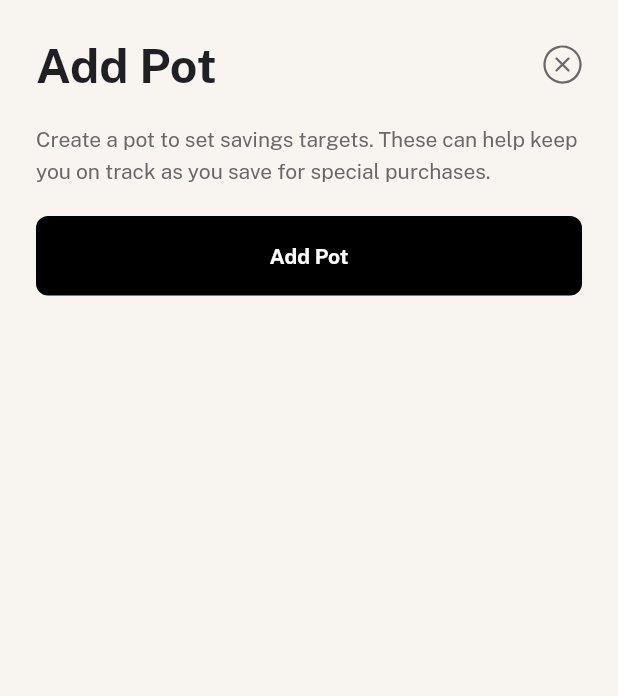
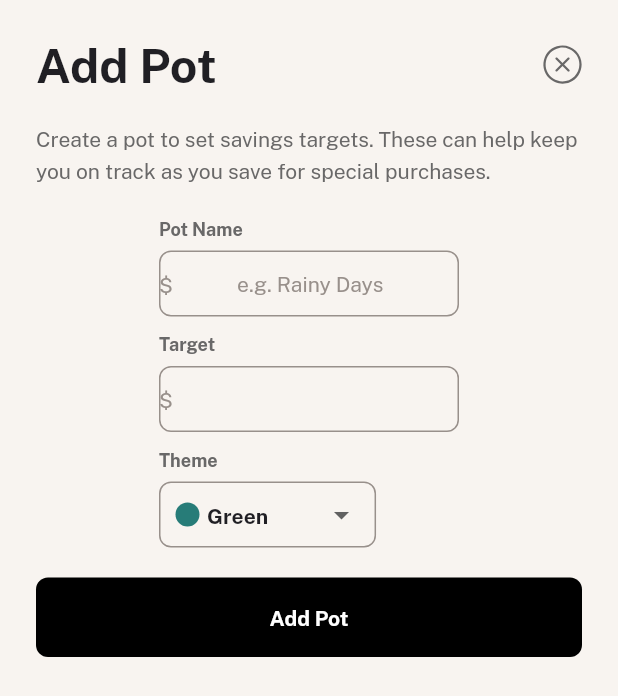
Before and after one commit to JER3MIAH/personal-finance-app, a Flutter app: the AddPotDialog widget shown alone on an empty page, opened directly, on a phone screen of 412 x 824 dp. Shown: the top 696 px of the screen. Run offline on Flutter 3.47's test engine with Material 3 defaults, Android fonts, the phone set to English and light mode, and no system bars; our stand-ins replace auto_size_text, equatable, fl_chart, flutter_bloc, flutter_hooks, flutter_svg and 2 more; accounts and stored records are empty.

Commit message:
feat: implement pot screen functionality

```diff
--- a/lib/src/features/budget/presentation/components/add_budget_dialog.dart
+++ b/lib/src/features/budget/presentation/components/add_budget_dialog.dart
@@ -98,7 +98,8 @@ class AddBudgetDialog extends HookWidget {
                 widget: AppTextField(
                   controller: maximumSpendController,
                   keyboardType: TextInputType.number,
-                  hintText: '\$',
+                  leadingIcon: '\$',
+                  hintText: '',
                 ),
               ),
               TitledWidget(
--- a/lib/src/features/pots/presentation/components/add_pot_dialog.dart
+++ b/lib/src/features/pots/presentation/components/add_pot_dialog.dart
@@ -1,8 +1,12 @@
 import 'package:flutter/material.dart';
+import 'package:flutter_bloc/flutter_bloc.dart';
+import 'package:flutter_hooks/flutter_hooks.dart';
 import 'package:personal_finance_app/src/features/pots/data/models/pot.dart';
+import 'package:personal_finance_app/src/features/pots/logic/blocs/pots_bloc/pots_bloc.dart';
+import 'package:personal_finance_app/src/features/pots/logic/blocs/pots_bloc/pots_event.dart';
 import 'package:personal_finance_app/src/shared/shared.dart';
 
-class AddPotDialog extends StatelessWidget {
+class AddPotDialog extends HookWidget {
   final Pot? pot;
   const AddPotDialog({
     super.key,
@@ -11,6 +15,40 @@ class AddPotDialog extends StatelessWidget {
 
   @override
   Widget build(BuildContext context) {
+    final potBloc = context.read<PotsBloc>();
+    final potNameController = useTextEditingController(text: pot?.name);
+    final targetController =
+        useTextEditingController(text: pot?.target.toString());
+    final potTheme =
+        useState<String>(pot?.theme ?? THEME_OPTIONS.keys.toList()[0]);
+
+    void addPot() {
+      potBloc.add(
+        AddNewPot(
+          pot: Pot(
+            name: potNameController.text.trim(),
+            theme: potTheme.value,
+            total: 0,
+            target: double.tryParse(targetController.text.trim()) ?? 0,
+          ),
+        ),
+      );
+    }
+
+    void editPot() {
+      potBloc.add(
+        EditPot(
+          potName: pot!.name,
+          editedPot: Pot(
+            name: potNameController.text.trim(),
+            theme: potTheme.value,
+            total: 0,
+            target: double.tryParse(targetController.text.trim()) ?? 0,
+          ),
+        ),
+      );
+    }
+
     void closeModal() {
       AppNavigator(context).popDialog();
     }
@@ -41,12 +79,49 @@ class AddPotDialog extends StatelessWidget {
             style: textPreset4.copyWith(color: appColors.grey500),
           ),
           //*
-
+          Column(
+            crossAxisAlignment: CrossAxisAlignment.start,
+            spacing: 10,
+            children: [
+              TitledWidget(
+                title: 'Pot Name',
+                widget: AppTextField(
+                  controller: potNameController,
+                  leadingIcon: '\$',
+                  hintText: 'e.g. Rainy Days',
+                ),
+              ),
+              TitledWidget(
+                title: 'Target',
+                widget: AppTextField(
+                  controller: targetController,
+                  keyboardType: TextInputType.number,
+                  leadingIcon: '\$',
+                  hintText: '',
+                ),
+              ),
+              TitledWidget(
+                title: 'Theme',
+                widget: ThemeDropdown(
+                  dropdownValue: potTheme,
+                  items: THEME_OPTIONS.keys.toList(),
+                  disbledItems: potBloc.state.pots.map((b) => b.theme).toList(),
+                ),
+              ),
+            ],
+          ),
           //*
           AppButton(
             title: pot == null ? 'Add Pot' : 'Save Changes',
             color: appColors.black,
-            onTap: () {},
+            onTap: () {
+              AppNavigator(context).popDialog();
+              if (pot == null) {
+                addPot();
+              } else {
+                editPot();
+              }
+            },
             height: 53,
             expanded: true,
           ),
--- a/lib/src/shared/widgets/app_textfield.dart
+++ b/lib/src/shared/widgets/app_textfield.dart
@@ -43,10 +43,15 @@ class AppTextField extends StatelessWidget {
             ? null
             : Padding(
                 padding: const EdgeInsets.symmetric(vertical: 12),
-                child: SvgAsset(
-                  leadingIcon!,
-                  color: appColors.grey900,
-                ),
+                child: leadingIcon == '\$'
+                    ? Text(
+                        leadingIcon!,
+                        style: textPreset4.copyWith(color: appColors.beige500),
+                      )
+                    : SvgAsset(
+                        leadingIcon!,
+                        color: appColors.grey900,
+                      ),
               ),
         errorStyle: const TextStyle(height: .0001),
         hintText: hintText,
```
Also changed, not shown: lib/src/features/pots/presentation/components/pot_container.dart (+8 -1 lines).
